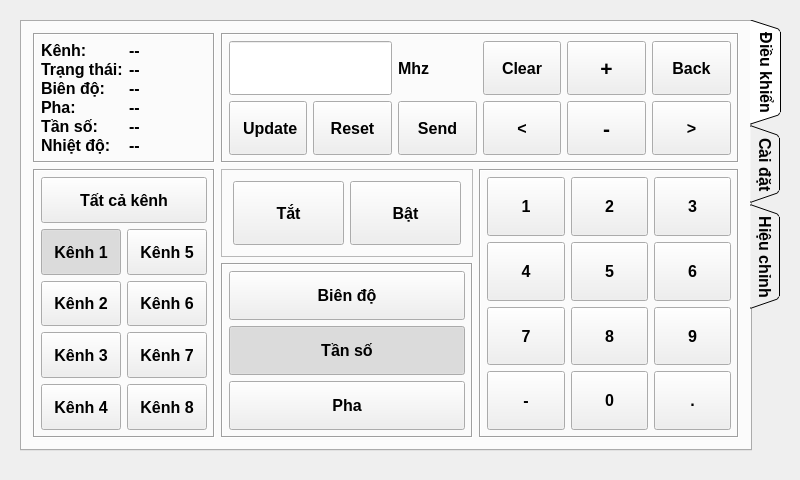
Old version of the form mainwindow.ui in the repository kimphg/rasPi.
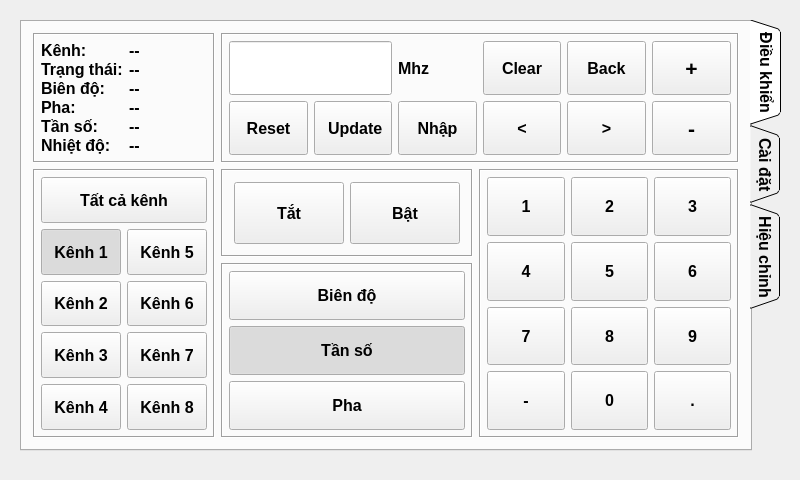
New version of the form. The open tabs and pages were chosen to show the change. Icons and pictures are not drawn.

Patch:
```diff
--- a/mainwindow.ui
+++ b/mainwindow.ui
@@ -42,7 +42,7 @@
      <enum>QTabWidget::Triangular</enum>
     </property>
     <property name="currentIndex">
-     <number>0</number>
+     <number>2</number>
     </property>
     <property name="iconSize">
      <size>
@@ -83,31 +83,7 @@
          <property name="bottomMargin">
           <number>6</number>
          </property>
-         <item row="1" column="6">
-          <widget class="QPushButton" name="pushButton_num_control_down">
-           <property name="sizePolicy">
-            <sizepolicy hsizetype="Preferred" vsizetype="Preferred">
-             <horstretch>0</horstretch>
-             <verstretch>0</verstretch>
-            </sizepolicy>
-           </property>
-           <property name="font">
-            <font>
-             <pointsize>16</pointsize>
-            </font>
-           </property>
-           <property name="text">
-            <string>-</string>
-           </property>
-           <property name="iconSize">
-            <size>
-             <width>32</width>
-             <height>32</height>
-            </size>
-           </property>
-          </widget>
-         </item>
-         <item row="0" column="6">
+         <item row="0" column="7">
           <widget class="QPushButton" name="pushButton_num_control_up">
            <property name="sizePolicy">
             <sizepolicy hsizetype="Preferred" vsizetype="Preferred">
@@ -155,61 +131,6 @@
            </property>
           </widget>
          </item>
-         <item row="1" column="7">
-          <widget class="QPushButton" name="pushButton_num_control_down_3">
-           <property name="sizePolicy">
-            <sizepolicy hsizetype="Preferred" vsizetype="Preferred">
-             <horstretch>0</horstretch>
-             <verstretch>0</verstretch>
-            </sizepolicy>
-           </property>
-           <property name="font">
-            <font>
-             <pointsize>12</pointsize>
-            </font>
-           </property>
-           <property name="text">
-            <string>&gt;</string>
-           </property>
-           <property name="iconSize">
-            <size>
-             <width>32</width>
-             <height>32</height>
-            </size>
-           </property>
-          </widget>
-         </item>
-         <item row="0" column="7">
-          <widget class="QPushButton" name="pushButton_num_back">
-           <property name="sizePolicy">
-            <sizepolicy hsizetype="Minimum" vsizetype="Preferred">
-             <horstretch>0</horstretch>
-             <verstretch>0</verstretch>
-            </sizepolicy>
-           </property>
-           <property name="font">
-            <font>
-             <pointsize>12</pointsize>
-            </font>
-           </property>
-           <property name="text">
-            <string>Back</string>
-           </property>
-          </widget>
-         </item>
-         <item row="0" column="4">
-          <widget class="QLabel" name="label_unit">
-           <property name="sizePolicy">
-            <sizepolicy hsizetype="Preferred" vsizetype="Preferred">
-             <horstretch>0</horstretch>
-             <verstretch>0</verstretch>
-            </sizepolicy>
-           </property>
-           <property name="text">
-            <string>Mhz</string>
-           </property>
-          </widget>
-         </item>
          <item row="0" column="5">
           <widget class="QPushButton" name="pushButton_num_control_up_2">
            <property name="sizePolicy">
@@ -234,7 +155,97 @@
            </property>
           </widget>
          </item>
-         <item row="1" column="4">
+         <item row="1" column="2">
+          <widget class="QPushButton" name="pushButton_num_control_ioupdate">
+           <property name="sizePolicy">
+            <sizepolicy hsizetype="Preferred" vsizetype="Preferred">
+             <horstretch>0</horstretch>
+             <verstretch>0</verstretch>
+            </sizepolicy>
+           </property>
+           <property name="font">
+            <font>
+             <pointsize>12</pointsize>
+            </font>
+           </property>
+           <property name="text">
+            <string> Update</string>
+           </property>
+           <property name="checkable">
+            <bool>false</bool>
+           </property>
+           <property name="autoExclusive">
+            <bool>true</bool>
+           </property>
+          </widget>
+         </item>
+         <item row="0" column="6">
+          <widget class="QPushButton" name="pushButton_num_back">
+           <property name="sizePolicy">
+            <sizepolicy hsizetype="Minimum" vsizetype="Preferred">
+             <horstretch>0</horstretch>
+             <verstretch>0</verstretch>
+            </sizepolicy>
+           </property>
+           <property name="font">
+            <font>
+             <pointsize>12</pointsize>
+            </font>
+           </property>
+           <property name="text">
+            <string>Back</string>
+           </property>
+          </widget>
+         </item>
+         <item row="1" column="7">
+          <widget class="QPushButton" name="pushButton_num_control_down">
+           <property name="sizePolicy">
+            <sizepolicy hsizetype="Preferred" vsizetype="Preferred">
+             <horstretch>0</horstretch>
+             <verstretch>0</verstretch>
+            </sizepolicy>
+           </property>
+           <property name="font">
+            <font>
+             <pointsize>16</pointsize>
+            </font>
+           </property>
+           <property name="text">
+            <string>-</string>
+           </property>
+           <property name="iconSize">
+            <size>
+             <width>32</width>
+             <height>32</height>
+            </size>
+           </property>
+          </widget>
+         </item>
+         <item row="1" column="6">
+          <widget class="QPushButton" name="pushButton_num_control_down_3">
+           <property name="sizePolicy">
+            <sizepolicy hsizetype="Preferred" vsizetype="Preferred">
+             <horstretch>0</horstretch>
+             <verstretch>0</verstretch>
+            </sizepolicy>
+           </property>
+           <property name="font">
+            <font>
+             <pointsize>12</pointsize>
+            </font>
+           </property>
+           <property name="text">
+            <string>&gt;</string>
+           </property>
+           <property name="iconSize">
+            <size>
+             <width>32</width>
+             <height>32</height>
+            </size>
+           </property>
+          </widget>
+         </item>
+         <item row="1" column="3">
           <widget class="QPushButton" name="pushButton">
            <property name="sizePolicy">
             <sizepolicy hsizetype="Minimum" vsizetype="Minimum">
@@ -243,11 +254,24 @@
             </sizepolicy>
            </property>
            <property name="text">
-            <string>Send</string>
+            <string>Nhập</string>
            </property>
           </widget>
          </item>
-         <item row="1" column="3">
+         <item row="0" column="3">
+          <widget class="QLabel" name="label_unit">
+           <property name="sizePolicy">
+            <sizepolicy hsizetype="Preferred" vsizetype="Preferred">
+             <horstretch>0</horstretch>
+             <verstretch>0</verstretch>
+            </sizepolicy>
+           </property>
+           <property name="text">
+            <string>Mhz</string>
+           </property>
+          </widget>
+         </item>
+         <item row="1" column="1">
           <widget class="QPushButton" name="pushButton_num_control_ioupdate_2">
            <property name="sizePolicy">
             <sizepolicy hsizetype="Preferred" vsizetype="Preferred">
@@ -271,31 +295,7 @@
            </property>
           </widget>
          </item>
-         <item row="1" column="2">
-          <widget class="QPushButton" name="pushButton_num_control_ioupdate">
-           <property name="sizePolicy">
-            <sizepolicy hsizetype="Preferred" vsizetype="Preferred">
-             <horstretch>0</horstretch>
-             <verstretch>0</verstretch>
-            </sizepolicy>
-           </property>
-           <property name="font">
-            <font>
-             <pointsize>12</pointsize>
-            </font>
-           </property>
-           <property name="text">
-            <string> Update</string>
-           </property>
-           <property name="checkable">
-            <bool>false</bool>
-           </property>
-           <property name="autoExclusive">
-            <bool>true</bool>
-           </property>
-          </widget>
-         </item>
-         <item row="0" column="2" colspan="2">
+         <item row="0" column="1" colspan="2">
           <widget class="QLineEdit" name="lineEdit">
            <property name="sizePolicy">
             <sizepolicy hsizetype="Expanding" vsizetype="Preferred">
@@ -655,10 +655,10 @@
       <item row="1" column="2">
        <widget class="QFrame" name="frame_2">
         <property name="frameShape">
-         <enum>QFrame::StyledPanel</enum>
+         <enum>QFrame::Box</enum>
         </property>
         <property name="frameShadow">
-         <enum>QFrame::Raised</enum>
+         <enum>QFrame::Sunken</enum>
         </property>
         <layout class="QGridLayout" name="gridLayout_6">
          <item row="0" column="0">
@@ -1487,7 +1487,7 @@
           </sizepolicy>
          </property>
          <property name="text">
-          <string>Freg Set</string>
+          <string>Freq. set</string>
          </property>
         </widget>
        </item>
@@ -1521,6 +1521,15 @@
            <verstretch>0</verstretch>
           </sizepolicy>
          </property>
+         <property name="cursor">
+          <cursorShape>IBeamCursor</cursorShape>
+         </property>
+         <property name="inputMethodHints">
+          <set>Qt::ImhHiddenText|Qt::ImhNoAutoUppercase|Qt::ImhNoPredictiveText|Qt::ImhSensitiveData</set>
+         </property>
+         <property name="echoMode">
+          <enum>QLineEdit::Password</enum>
+         </property>
         </widget>
        </item>
        <item>
```
